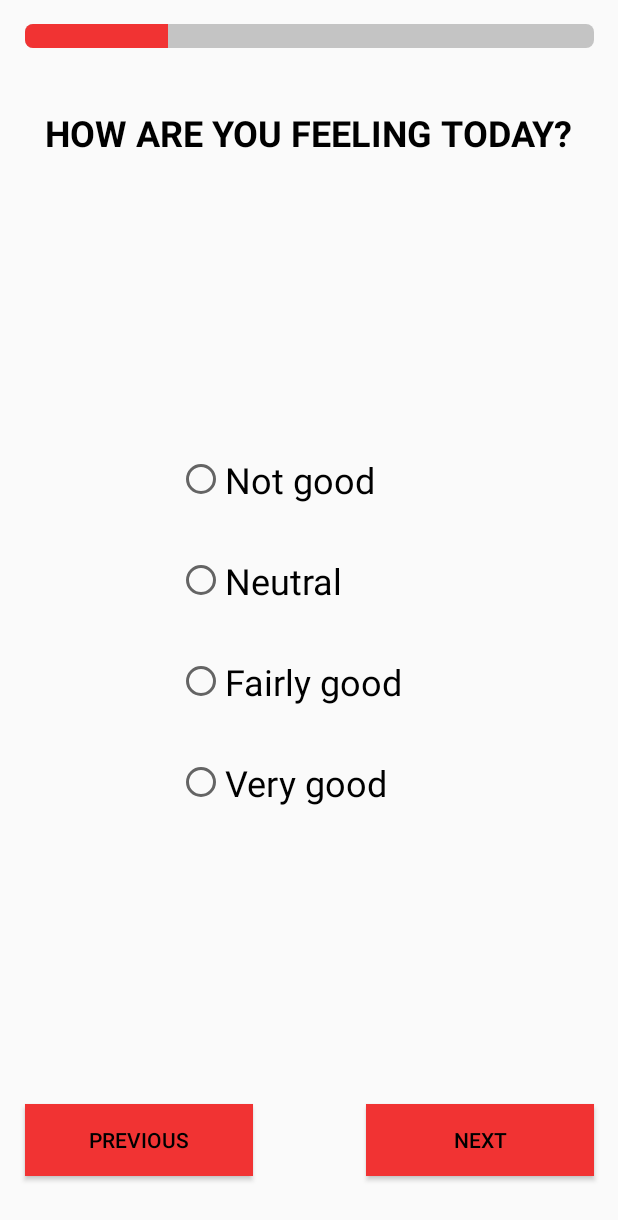
After one commit to ZaPuncakeu/comment-vais-je, an Android app: the Section1Page1 screen opened directly, with no data from a screen before it, on a phone screen of 412 x 824 dp. The commit adds this screen. Shown: the top 1220 px of the screen. Run offline under Robolectric (Android 15) with nearby library versions, the phone set to English and light mode, and no system bars.

Commit message:
Screen 1 Done + Added convensions

```diff
--- /dev/null
+++ b/app/src/main/java/com/projet/cvj_ihm/Section1Page1.java
@@ -0,0 +1,43 @@
+package com.projet.cvj_ihm;
+
+import androidx.appcompat.app.AppCompatActivity;
+
+import android.content.Intent;
+import android.os.Bundle;
+import android.view.View;
+import android.widget.Button;
+
+public class Section1Page1 extends AppCompatActivity {
+
+    private Button nextBtn;
+    private Button prevBtn;
+    @Override
+    protected void onCreate(Bundle savedInstanceState) {
+        super.onCreate(savedInstanceState);
+        setContentView(R.layout.activity_section1_page1);
+        nextBtn = (Button) findViewById(R.id.section_1_question_1_next_button);
+        nextBtn.setOnClickListener(new View.OnClickListener() {
+            @Override
+            public void onClick(View view) {
+                nextPage(view);
+            }
+        });
+
+        prevBtn = (Button) findViewById(R.id.section_1_question_1_previous_button);
+        prevBtn.setOnClickListener(new View.OnClickListener() {
+            @Override
+            public void onClick(View view) {
+                previousPage(view);
+            }
+        });
+    }
+
+    public void nextPage(View v){
+        Intent intent = new Intent(this, Section1Question2.class);
+        startActivity(intent);
+    }
+
+    public void previousPage(View v) {
+        finish();
+    }
+}
--- a/app/src/main/res/layout-land/activity_personal.xml
+++ b/app/src/main/res/layout-land/activity_personal.xml
@@ -41,7 +41,7 @@
         android:layout_height="wrap_content"
         android:layout_marginStart="35dp"
         android:layout_marginTop="25dp"
-        android:labelFor="@id/personal_age_edit_text"
+        android:labelFor="@id/personal_gender_radio_group"
         android:text="@string/personal_screen_gender_question"
         app:layout_constraintStart_toStartOf="parent"
         app:layout_constraintTop_toBottomOf="@+id/personal_title_text_view" />
--- /dev/null
+++ b/app/src/main/res/layout-land/activity_section1_page1.xml
@@ -0,0 +1,105 @@
+<?xml version="1.0" encoding="utf-8"?>
+<androidx.constraintlayout.widget.ConstraintLayout xmlns:android="http://schemas.android.com/apk/res/android"
+    xmlns:app="http://schemas.android.com/apk/res-auto"
+    xmlns:tools="http://schemas.android.com/tools"
+    android:layout_width="match_parent"
+    android:layout_height="match_parent"
+    tools:context=".Section1Page1">
+
+    <Button
+        android:id="@+id/section_1_question_1_next_button"
+        style="@style/Widget.AppCompat.Button"
+        android:layout_width="152dp"
+        android:layout_height="48dp"
+        android:layout_marginBottom="40dp"
+        android:background="@color/logo_color"
+        android:text="@string/global_next"
+        android:textColor="#000000"
+        app:layout_constraintBottom_toBottomOf="parent"
+        app:layout_constraintEnd_toEndOf="@+id/personal_progress_bar3" />
+
+    <Button
+        android:id="@+id/section_1_question_1_previous_button"
+        style="@style/Widget.AppCompat.Button"
+        android:layout_width="152dp"
+        android:layout_height="48dp"
+        android:background="@color/logo_color"
+        android:text="@string/global_previous"
+        android:textColor="#000000"
+        app:layout_constraintBottom_toBottomOf="@+id/section_1_question_1_next_button"
+        app:layout_constraintStart_toStartOf="@+id/personal_progress_bar3"
+        app:layout_constraintTop_toTopOf="@+id/section_1_question_1_next_button"
+        app:layout_constraintVertical_bias="0.0" />
+
+    <ProgressBar
+        android:id="@+id/personal_progress_bar3"
+        style="?android:attr/progressBarStyleHorizontal"
+        android:layout_width="0dp"
+        android:layout_height="wrap_content"
+        android:layout_marginStart="16dp"
+        android:layout_marginTop="16dp"
+        android:layout_marginEnd="16dp"
+        android:max="100"
+        android:progress="25"
+        android:progressDrawable="@drawable/redprogressbar"
+        app:layout_constraintEnd_toEndOf="parent"
+        app:layout_constraintStart_toStartOf="parent"
+        app:layout_constraintTop_toTopOf="parent" />
+
+    <TextView
+        android:id="@+id/section1_page1_title_text_view2"
+        android:layout_width="wrap_content"
+        android:layout_height="wrap_content"
+        android:layout_marginTop="40dp"
+        android:text="@string/section_1_question_1"
+        android:textAllCaps="true"
+        android:textColor="@color/black"
+        android:textSize="24sp"
+        android:textStyle="bold"
+        app:layout_constraintEnd_toEndOf="@+id/personal_progress_bar3"
+        app:layout_constraintHorizontal_bias="0.482"
+        app:layout_constraintStart_toStartOf="@+id/personal_progress_bar3"
+        app:layout_constraintTop_toBottomOf="@+id/personal_progress_bar3" />
+
+    <RadioGroup
+        android:layout_width="wrap_content"
+        android:layout_height="wrap_content"
+        android:orientation="horizontal"
+        app:layout_constraintBottom_toTopOf="@+id/section_1_question_1_previous_button"
+        app:layout_constraintEnd_toEndOf="@+id/personal_progress_bar3"
+        app:layout_constraintStart_toStartOf="@+id/personal_progress_bar3"
+        app:layout_constraintTop_toBottomOf="@+id/section1_page1_title_text_view2">
+
+        <RadioButton
+            android:id="@+id/section_1_question_1_rb_not_good"
+            android:layout_width="wrap_content"
+            android:layout_height="67dp"
+            android:layout_marginHorizontal="15dp"
+            android:text="@string/global_not_good"
+            android:textSize="24sp" />
+
+        <RadioButton
+            android:id="@+id/section_1_question_1_rb_neutral"
+            android:layout_width="wrap_content"
+            android:layout_height="67dp"
+            android:layout_marginHorizontal="15dp"
+            android:text="@string/global_neutral"
+            android:textSize="24sp" />
+
+        <RadioButton
+            android:id="@+id/section_1_question_1_rb_fairly_good"
+            android:layout_width="wrap_content"
+            android:layout_height="67dp"
+            android:layout_marginHorizontal="15dp"
+            android:text="@string/global_fairly_good"
+            android:textSize="24sp" />
+
+        <RadioButton
+            android:id="@+id/section_1_question_1_rb_very_good"
+            android:layout_width="wrap_content"
+            android:layout_height="67dp"
+            android:layout_marginHorizontal="15dp"
+            android:text="@string/global_very_good"
+            android:textSize="24sp" />
+    </RadioGroup>
+</androidx.constraintlayout.widget.ConstraintLayout>
--- a/app/src/main/res/layout/activity_personal.xml
+++ b/app/src/main/res/layout/activity_personal.xml
@@ -13,7 +13,7 @@
         android:layout_height="wrap_content"
         android:layout_marginTop="16dp"
         android:max="100"
-        android:progress="25"
+        android:progress="0"
         android:progressDrawable="@drawable/redprogressbar"
         app:layout_constraintEnd_toEndOf="parent"
         app:layout_constraintStart_toStartOf="parent"
--- /dev/null
+++ b/app/src/main/res/layout/activity_section1_page1.xml
@@ -0,0 +1,98 @@
+<?xml version="1.0" encoding="utf-8"?>
+<androidx.constraintlayout.widget.ConstraintLayout xmlns:android="http://schemas.android.com/apk/res/android"
+    xmlns:app="http://schemas.android.com/apk/res-auto"
+    xmlns:tools="http://schemas.android.com/tools"
+    android:layout_width="match_parent"
+    android:layout_height="match_parent"
+    tools:context=".Section1Page1">
+
+    <Button
+        android:id="@+id/section_1_question_1_next_button"
+        style="@style/Widget.AppCompat.Button"
+        android:layout_width="152dp"
+        android:layout_height="48dp"
+        android:layout_marginBottom="40dp"
+        android:background="@color/logo_color"
+        android:text="@string/global_next"
+        android:textColor="#000000"
+        app:layout_constraintBottom_toBottomOf="parent"
+        app:layout_constraintEnd_toEndOf="@+id/personal_progress_bar3" />
+
+    <Button
+        android:id="@+id/section_1_question_1_previous_button"
+        style="@style/Widget.AppCompat.Button"
+        android:layout_width="152dp"
+        android:layout_height="48dp"
+        android:background="@color/logo_color"
+        android:text="@string/global_previous"
+        android:textColor="#000000"
+        app:layout_constraintBottom_toBottomOf="@+id/section_1_question_1_next_button"
+        app:layout_constraintStart_toStartOf="@+id/personal_progress_bar3"
+        app:layout_constraintTop_toTopOf="@+id/section_1_question_1_next_button"
+        app:layout_constraintVertical_bias="0.0" />
+
+    <ProgressBar
+        android:id="@+id/personal_progress_bar3"
+        style="?android:attr/progressBarStyleHorizontal"
+        android:layout_width="379dp"
+        android:layout_height="wrap_content"
+        android:layout_marginTop="16dp"
+        android:max="100"
+        android:progress="25"
+        android:progressDrawable="@drawable/redprogressbar"
+        app:layout_constraintEnd_toEndOf="parent"
+        app:layout_constraintStart_toStartOf="parent"
+        app:layout_constraintTop_toTopOf="parent" />
+
+    <TextView
+        android:id="@+id/section1_page1_title_text_view2"
+        android:layout_width="wrap_content"
+        android:layout_height="wrap_content"
+        android:layout_marginTop="40dp"
+        android:text="@string/section_1_question_1"
+        android:textAllCaps="true"
+        android:textColor="@color/black"
+        android:textSize="24sp"
+        android:textStyle="bold"
+        app:layout_constraintEnd_toEndOf="@+id/personal_progress_bar3"
+        app:layout_constraintHorizontal_bias="0.482"
+        app:layout_constraintStart_toStartOf="@+id/personal_progress_bar3"
+        app:layout_constraintTop_toBottomOf="@+id/personal_progress_bar3" />
+
+    <RadioGroup
+        android:layout_width="wrap_content"
+        android:layout_height="wrap_content"
+        app:layout_constraintBottom_toTopOf="@+id/section_1_question_1_previous_button"
+        app:layout_constraintEnd_toEndOf="@+id/section1_page1_title_text_view2"
+        app:layout_constraintStart_toStartOf="@+id/section1_page1_title_text_view2"
+        app:layout_constraintTop_toBottomOf="@+id/section1_page1_title_text_view2">
+
+        <RadioButton
+            android:id="@+id/section_1_question_1_rb_not_good"
+            android:layout_width="match_parent"
+            android:layout_height="67dp"
+            android:text="@string/global_not_good"
+            android:textSize="24sp" />
+
+        <RadioButton
+            android:id="@+id/section_1_question_1_rb_neutral"
+            android:layout_width="176dp"
+            android:layout_height="67dp"
+            android:text="@string/global_neutral"
+            android:textSize="24sp" />
+
+        <RadioButton
+            android:id="@+id/section_1_question_1_rb_fairly_good"
+            android:layout_width="match_parent"
+            android:layout_height="67dp"
+            android:text="@string/global_fairly_good"
+            android:textSize="24sp" />
+
+        <RadioButton
+            android:id="@+id/section_1_question_1_rb_very_good"
+            android:layout_width="match_parent"
+            android:layout_height="67dp"
+            android:text="@string/global_very_good"
+            android:textSize="24sp" />
+    </RadioGroup>
+</androidx.constraintlayout.widget.ConstraintLayout>
--- a/app/src/main/res/values/strings.xml
+++ b/app/src/main/res/values/strings.xml
@@ -18,4 +18,13 @@
     <string name="global_no">No</string>
     <string name="global_man">Man</string>
     <string name="global_woman">Woman</string>
+    <string name="global_previous">Previous</string>
+    <string name="section_1_question_1">How are you feeling today?</string>
+    <string name="global_good">Good</string>
+    <string name="global_fairly_good">Fairly good</string>
+    <string name="global_neutral">Neutral</string>
+    <string name="global_very_good">Very good</string>
+    <string name="global_not_good">Not good</string>
+    <string name="section_1_question_2_screen_not_stressed">Not stressed</string>
+    <string name="section_1_question_2_screen_extreamly_stressed">Extreamly stressed</string>
 </resources>
```
Also changed, not shown: app/src/main/AndroidManifest.xml (+9 -0 lines), app/src/main/java/com/projet/cvj_ihm/PersonalActivity.java (+16 -0 lines), app/src/main/java/com/projet/cvj_ihm/Section1Question2.java (added, +42 -0 lines), app/src/main/java/com/projet/cvj_ihm/Section1Title.java (added, +43 -0 lines), app/src/main/res/layout/activity_section1_question2.xml (added, +90 -0 lines), app/src/main/res/layout/activity_section1_title.xml (added, +62 -0 lines), 1 other file.
